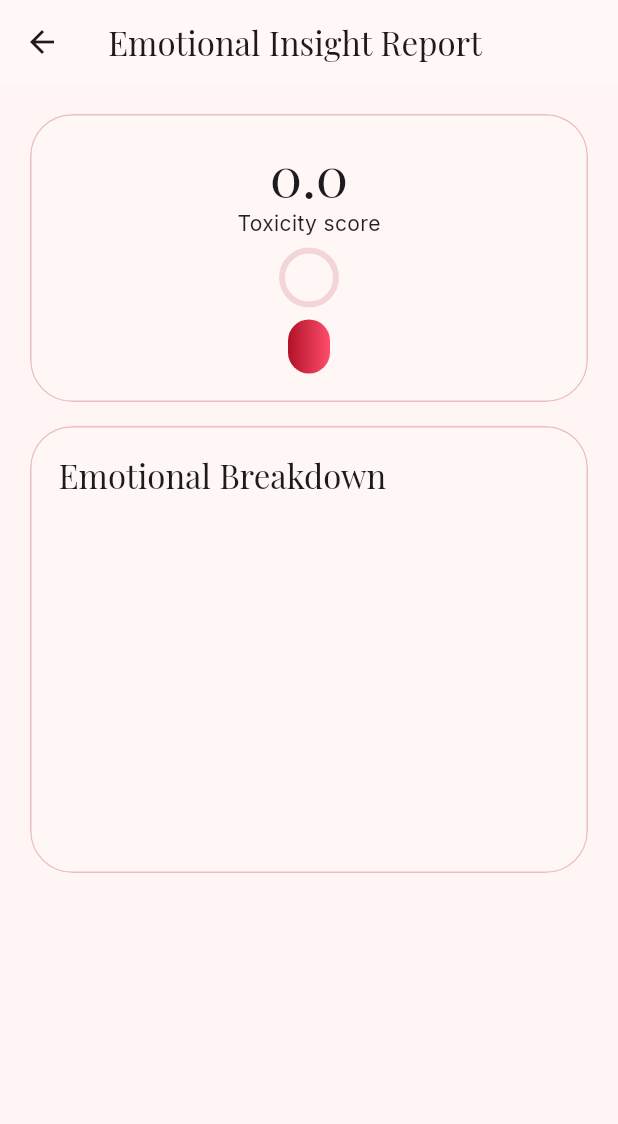
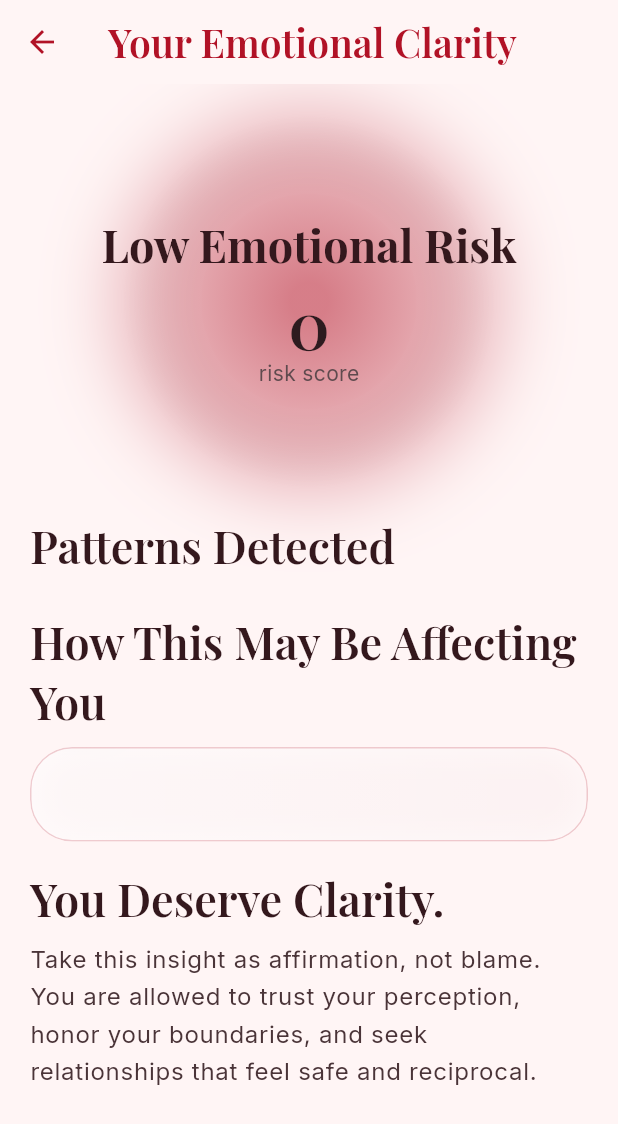
Before and after one commit to AltSumpreme/Intoxicity, a Flutter app: the AnalysisScreen screen opened directly with empty values, on a phone screen of 412 x 824 dp. Shown: the top 1124 px of the screen. Run offline on Flutter 3.47's test engine with Material 3 defaults, Android fonts, the phone set to English and light mode, and no system bars; our stand-ins replace dio, flutter_riverpod, go_router, google_fonts.

Commit message:
Elevate behavior extraction and redesign immersive analysis UX

```diff
--- a/frontend/lib/app/app.dart
+++ b/frontend/lib/app/app.dart
@@ -1,6 +1,6 @@
 import 'package:flutter/material.dart';
 
-import 'core/theme/app_theme.dart';
+import 'core/theme/theme.dart';
 import 'router.dart';
 
 class IntoxicityApp extends StatelessWidget {
--- /dev/null
+++ b/frontend/lib/app/core/theme/theme.dart
@@ -0,0 +1,57 @@
+import 'package:flutter/material.dart';
+import 'package:google_fonts/google_fonts.dart';
+
+class AppTheme {
+  static const Color primary = Color(0xFFB11226);
+  static const Color accent = Color(0xFFFF4D6D);
+  static const Color blush = Color(0xFFFFF5F5);
+  static const Color dark = Color(0xFF1E1E1E);
+
+  static ThemeData get lightTheme => ThemeData(
+    colorScheme: ColorScheme.fromSeed(
+      seedColor: primary,
+      primary: primary,
+      secondary: accent,
+      surface: Colors.white.withValues(alpha: 0.85),
+      brightness: Brightness.light,
+    ),
+    scaffoldBackgroundColor: blush,
+    appBarTheme: AppBarTheme(
+      backgroundColor: blush,
+      elevation: 0,
+      scrolledUnderElevation: 0,
+      foregroundColor: primary,
+      titleTextStyle: GoogleFonts.playfairDisplay(fontSize: 26, fontWeight: FontWeight.w600, color: primary),
+    ),
+    textTheme: TextTheme(
+      displaySmall: GoogleFonts.playfairDisplay(fontSize: 44, height: 1.1, fontWeight: FontWeight.w600, color: const Color(0xFF2D1B1F)),
+      headlineSmall: GoogleFonts.playfairDisplay(fontSize: 30, fontWeight: FontWeight.w600, color: const Color(0xFF34181D)),
+      titleLarge: GoogleFonts.cormorantGaramond(fontSize: 28, fontWeight: FontWeight.w700, color: const Color(0xFF34181D)),
+      bodyLarge: GoogleFonts.inter(fontSize: 16, height: 1.55, color: const Color(0xFF4A3438)),
+      bodyMedium: GoogleFonts.inter(fontSize: 14, color: const Color(0xFF5F4A4E)),
+    ),
+    inputDecorationTheme: const InputDecorationTheme(
+      contentPadding: EdgeInsets.all(22),
+    ),
+    useMaterial3: true,
+  );
+
+  static ThemeData get darkTheme => ThemeData(
+    colorScheme: ColorScheme.fromSeed(
+      brightness: Brightness.dark,
+      seedColor: primary,
+      primary: const Color(0xFFC93E52),
+      secondary: const Color(0xFFFF7D96),
+      surface: const Color(0xFF2A2628),
+    ),
+    scaffoldBackgroundColor: dark,
+    textTheme: TextTheme(
+      displaySmall: GoogleFonts.playfairDisplay(fontSize: 44, height: 1.1, fontWeight: FontWeight.w600, color: const Color(0xFFFDEFF1)),
+      headlineSmall: GoogleFonts.playfairDisplay(fontSize: 30, fontWeight: FontWeight.w600, color: const Color(0xFFFCE5E9)),
+      titleLarge: GoogleFonts.cormorantGaramond(fontSize: 28, fontWeight: FontWeight.w700, color: Colors.white),
+      bodyLarge: GoogleFonts.inter(fontSize: 16, height: 1.55, color: const Color(0xFFD6C1C5)),
+      bodyMedium: GoogleFonts.inter(fontSize: 14, color: const Color(0xFFBDA4A9)),
+    ),
+    useMaterial3: true,
+  );
+}
--- a/frontend/lib/features/analysis/presentation/analysis_screen.dart
+++ b/frontend/lib/features/analysis/presentation/analysis_screen.dart
@@ -1,8 +1,9 @@
-import 'package:fl_chart/fl_chart.dart';
 import 'package:flutter/material.dart';
 
 import '../../../shared/widgets/glass_card.dart';
 import '../../journal/domain/analysis_result.dart';
+import 'widgets/behavior_card.dart';
+import 'widgets/score_aura.dart';
 
 class AnalysisViewData {
   AnalysisViewData({required this.entry, required this.result});
@@ -19,86 +20,37 @@ class AnalysisScreen extends StatelessWidget {
   @override
   Widget build(BuildContext context) {
     final data = result.result;
-    final cs = Theme.of(context).colorScheme;
     return Scaffold(
-      appBar: AppBar(title: const Text('Emotional Insight Report')),
-      body: ListView(
-        padding: const EdgeInsets.all(20),
-        children: [
-          GlassCard(
-            child: Column(
-              children: [
-                Text('${data.toxicityScore.toStringAsFixed(1)}', style: Theme.of(context).textTheme.displaySmall),
-                const Text('Toxicity score'),
-                const SizedBox(height: 8),
-                TweenAnimationBuilder<double>(
-                  tween: Tween(begin: 0, end: data.toxicityScore / 100),
-                  duration: const Duration(milliseconds: 900),
-                  builder: (_, value, __) => CircularProgressIndicator(
-                    value: value,
-                    minHeight: 12,
-                    color: cs.primary,
-                    backgroundColor: cs.primary.withValues(alpha: 0.15),
-                  ),
-                ),
-                const SizedBox(height: 10),
-                Container(
-                  padding: const EdgeInsets.symmetric(horizontal: 14, vertical: 8),
-                  decoration: BoxDecoration(
-                    gradient: LinearGradient(colors: [cs.primary, cs.secondary]),
-                    borderRadius: BorderRadius.circular(20),
-                  ),
-                  child: Text(data.riskLevel, style: const TextStyle(color: Colors.white, fontWeight: FontWeight.w600)),
-                ),
-              ],
+      appBar: AppBar(title: const Text('Your Emotional Clarity')),
+      body: AnimatedOpacity(
+        duration: const Duration(milliseconds: 420),
+        opacity: 1,
+        child: ListView(
+          padding: const EdgeInsets.all(20),
+          children: [
+            ScoreAura(score: data.toxicityScore),
+            const SizedBox(height: 18),
+            Text('Patterns Detected', style: Theme.of(context).textTheme.headlineSmall),
+            const SizedBox(height: 12),
+            ...data.topBehaviors.map((behavior) => Padding(
+                  padding: const EdgeInsets.only(bottom: 12),
+                  child: BehaviorCard(behavior: behavior),
+                )),
+            const SizedBox(height: 12),
+            Text('How This May Be Affecting You', style: Theme.of(context).textTheme.headlineSmall),
+            const SizedBox(height: 10),
+            GlassCard(
+              child: Text(data.emotionalShiftSummary, style: Theme.of(context).textTheme.bodyLarge),
             ),
-          ),
-          const SizedBox(height: 16),
-          GlassCard(
-            child: Column(
-              crossAxisAlignment: CrossAxisAlignment.start,
-              children: [
-                Text('Emotional Breakdown', style: Theme.of(context).textTheme.titleLarge),
-                const SizedBox(height: 12),
-                SizedBox(
-                  height: 220,
-                  child: BarChart(
-                    BarChartData(
-                      gridData: const FlGridData(show: false),
-                      borderData: FlBorderData(show: false),
-                      titlesData: const FlTitlesData(show: false),
-                      barGroups: data.emotionalProfile.entries.toList().asMap().entries.map((entry) {
-                        return BarChartGroupData(x: entry.key, barRods: [
-                          BarChartRodData(toY: entry.value.value, gradient: LinearGradient(colors: [cs.secondary, cs.primary]))
-                        ]);
-                      }).toList(),
-                    ),
-                  ),
-                ),
-              ],
+            const SizedBox(height: 18),
+            Text('You Deserve Clarity.', style: Theme.of(context).textTheme.headlineSmall),
+            const SizedBox(height: 8),
+            Text(
+              'Take this insight as affirmation, not blame. You are allowed to trust your perception, honor your boundaries, and seek relationships that feel safe and reciprocal.',
+              style: Theme.of(context).textTheme.bodyLarge,
             ),
-          ),
-          const SizedBox(height: 16),
-          ...data.topBehaviors.map(
-            (behavior) => Padding(
-              padding: const EdgeInsets.only(bottom: 12),
-              child: ExpansionTile(
-                collapsedBackgroundColor: cs.surface,
-                backgroundColor: cs.surfaceContainerHighest,
-                shape: RoundedRectangleBorder(borderRadius: BorderRadius.circular(24)),
-                collapsedShape: RoundedRectangleBorder(borderRadius: BorderRadius.circular(24)),
-                title: Text(behavior.behavior),
-                subtitle: Text('Severity ${(behavior.severity * 100).toStringAsFixed(0)}%'),
-                children: [
-                  Padding(
-                    padding: const EdgeInsets.all(16),
-                    child: Text('Evidence: "${behavior.sentence}"\n\nTone: ${behavior.sentimentLabel}'),
-                  ),
-                ],
-              ),
-            ),
-          ),
-        ],
+          ],
+        ),
       ),
     );
   }
--- /dev/null
+++ b/frontend/lib/features/analysis/presentation/widgets/score_aura.dart
@@ -0,0 +1,72 @@
+import 'package:flutter/material.dart';
+
+class ScoreAura extends StatefulWidget {
+  const ScoreAura({super.key, required this.score});
+
+  final double score;
+
+  @override
+  State<ScoreAura> createState() => _ScoreAuraState();
+}
+
+class _ScoreAuraState extends State<ScoreAura> with SingleTickerProviderStateMixin {
+  late final AnimationController _controller = AnimationController(
+    vsync: this,
+    duration: const Duration(milliseconds: 1800),
+  )..repeat(reverse: true);
+
+  @override
+  void dispose() {
+    _controller.dispose();
+    super.dispose();
+  }
+
+  @override
+  Widget build(BuildContext context) {
+    final cs = Theme.of(context).colorScheme;
+    final roundedScore = widget.score.round();
+    return AnimatedBuilder(
+      animation: _controller,
+      builder: (_, __) {
+        final glow = 24 + (_controller.value * 20);
+        return Container(
+          height: 250,
+          decoration: BoxDecoration(
+            shape: BoxShape.circle,
+            gradient: RadialGradient(
+              colors: [
+                cs.primary.withValues(alpha: 0.32),
+                cs.primary.withValues(alpha: 0.08),
+                Colors.transparent,
+              ],
+              stops: const [0.1, 0.58, 1],
+            ),
+            boxShadow: [
+              BoxShadow(color: cs.primary.withValues(alpha: 0.3), blurRadius: glow, spreadRadius: 2),
+            ],
+          ),
+          alignment: Alignment.center,
+          child: Column(
+            mainAxisSize: MainAxisSize.min,
+            children: [
+              Text(
+                _headlineLabel(),
+                style: Theme.of(context).textTheme.headlineSmall?.copyWith(fontWeight: FontWeight.w700),
+              ),
+              const SizedBox(height: 8),
+              Text('$roundedScore', style: Theme.of(context).textTheme.displaySmall),
+              Text('risk score', style: Theme.of(context).textTheme.bodyMedium),
+            ],
+          ),
+        );
+      },
+    );
+  }
+
+  String _headlineLabel() {
+    if (widget.score >= 75) return 'High Emotional Risk';
+    if (widget.score >= 50) return 'Elevated Emotional Risk';
+    if (widget.score >= 25) return 'Moderate Emotional Risk';
+    return 'Low Emotional Risk';
+  }
+}
--- a/frontend/lib/features/history/presentation/history_screen.dart
+++ b/frontend/lib/features/history/presentation/history_screen.dart
@@ -29,7 +29,7 @@ class HistoryScreen extends ConsumerWidget {
               ),
               title: Text(item.riskLevel),
               subtitle: Text(
-                '${item.toxicityScore.toStringAsFixed(1)} • ${item.createdAt != null ? DateFormat.yMMMd().add_jm().format(item.createdAt!) : 'now'}',
+                '${item.toxicityScore.round()} • ${item.createdAt != null ? DateFormat.yMMMd().add_jm().format(item.createdAt!) : 'now'}',
               ),
               onTap: () => context.push(
                 '/analysis',
--- a/frontend/lib/features/journal/domain/analysis_result.dart
+++ b/frontend/lib/features/journal/domain/analysis_result.dart
@@ -3,7 +3,7 @@ class AnalysisResult {
     required this.toxicityScore,
     required this.riskLevel,
     required this.sentiment,
-    required this.emotionalProfile,
+    required this.emotionalShiftSummary,
     required this.topBehaviors,
     this.content,
     this.createdAt,
@@ -16,7 +16,7 @@ class AnalysisResult {
   final double toxicityScore;
   final String riskLevel;
   final String sentiment;
-  final Map<String, double> emotionalProfile;
+  final String emotionalShiftSummary;
   final List<BehaviorEvidence> topBehaviors;
 
   factory AnalysisResult.fromJson(Map<String, dynamic> json) {
@@ -28,8 +28,7 @@ class AnalysisResult {
       toxicityScore: (json['toxicity_score'] as num).toDouble(),
       riskLevel: json['risk_level'] as String,
       sentiment: sentimentData['label'] as String,
-      emotionalProfile: (json['emotional_profile'] as Map<String, dynamic>)
-          .map((key, value) => MapEntry(key, (value as num).toDouble())),
+      emotionalShiftSummary: json['emotional_shift_summary'] as String,
       topBehaviors: (json['top_behaviors'] as List)
           .map((item) => BehaviorEvidence.fromJson(Map<String, dynamic>.from(item as Map)))
           .toList(),
@@ -39,23 +38,26 @@ class AnalysisResult {
 
 class BehaviorEvidence {
   BehaviorEvidence({
-    required this.behavior,
+    required this.category,
     required this.severity,
-    required this.sentence,
-    required this.sentimentLabel,
+    required this.evidence,
+    required this.sentiment,
+    required this.impactSummary,
   });
 
-  final String behavior;
+  final String category;
   final double severity;
-  final String sentence;
-  final String sentimentLabel;
+  final String evidence;
+  final String sentiment;
+  final String impactSummary;
 
   factory BehaviorEvidence.fromJson(Map<String, dynamic> json) {
     return BehaviorEvidence(
-      behavior: json['behavior'] as String,
+      category: json['category'] as String,
       severity: (json['severity'] as num).toDouble(),
-      sentence: json['sentence'] as String,
-      sentimentLabel: json['sentiment_label'] as String,
+      evidence: json['evidence'] as String,
+      sentiment: json['sentiment'] as String,
+      impactSummary: json['impact_summary'] as String,
     );
   }
 }
--- a/frontend/lib/shared/widgets/glass_card.dart
+++ b/frontend/lib/shared/widgets/glass_card.dart
@@ -9,15 +9,24 @@ class GlassCard extends StatelessWidget {
 
   @override
   Widget build(BuildContext context) {
+    final cs = Theme.of(context).colorScheme;
     return ClipRRect(
       borderRadius: BorderRadius.circular(28),
       child: BackdropFilter(
-        filter: ImageFilter.blur(sigmaX: 8, sigmaY: 8),
+        filter: ImageFilter.blur(sigmaX: 12, sigmaY: 12),
         child: Container(
           decoration: BoxDecoration(
-            color: Theme.of(context).colorScheme.surface.withValues(alpha: 0.72),
+            gradient: LinearGradient(
+              colors: [
+                cs.surface.withValues(alpha: 0.72),
+                cs.surface.withValues(alpha: 0.52),
+              ],
+            ),
             borderRadius: BorderRadius.circular(28),
-            border: Border.all(color: Theme.of(context).colorScheme.primary.withValues(alpha: 0.25)),
+            border: Border.all(color: cs.primary.withValues(alpha: 0.2)),
+            boxShadow: [
+              BoxShadow(color: cs.primary.withValues(alpha: 0.08), blurRadius: 22, spreadRadius: 1),
+            ],
           ),
           padding: const EdgeInsets.all(18),
           child: child,
```
Also changed, not shown: frontend/lib/features/analysis/presentation/widgets/behavior_card.dart (added, +66 -0 lines), frontend/lib/features/journal/presentation/journal_screen.dart (+42 -17 lines), 5 other files.
